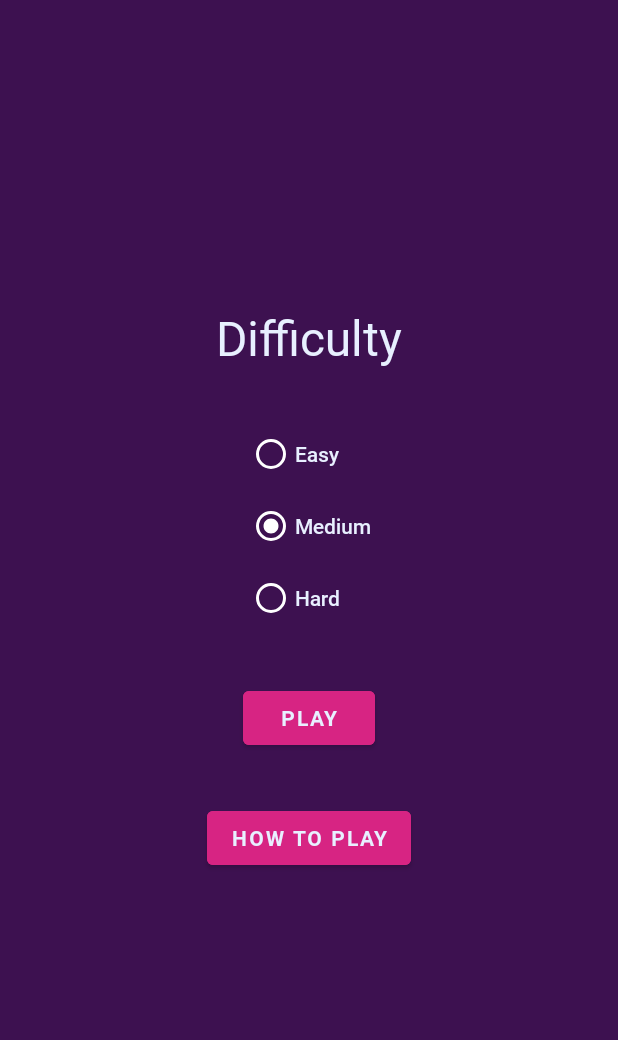
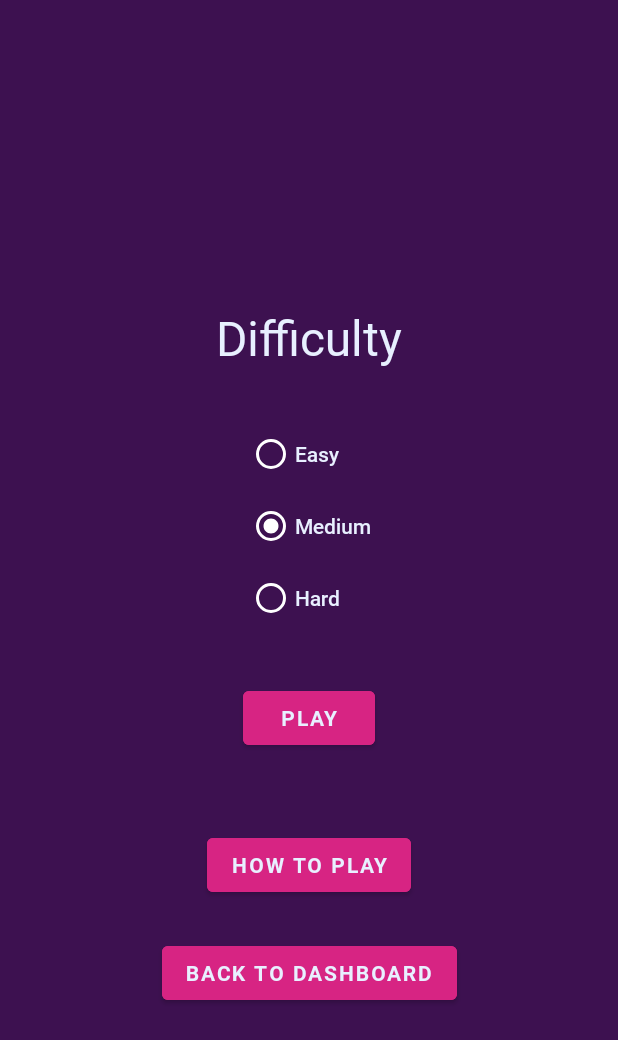
Before and after one commit to xaridar/bullseye_android, an Android app: the MemoryActivity screen opened directly, with no data from a screen before it, on a phone screen of 412 x 824 dp. Shown: the top 1040 px of the screen. Run offline under Robolectric (Android 15) with nearby library versions, the phone set to English and light mode, and no system bars; our stand-ins replace Room's generated code, RxJava; 1 statement that could not run was skipped.

Commit message:
Add dashboard button to matching game

```diff
--- a/app/src/main/java/com/example/bullseye_android/games/memory/MemoryActivity.java
+++ b/app/src/main/java/com/example/bullseye_android/games/memory/MemoryActivity.java
@@ -536,6 +536,11 @@ public class MemoryActivity extends AppCompatActivity implements Game {
         return "matching";
     }
 
+
+    public void back(View view) {
+        finish();
+    }
+
     public void resetTimer() {
         timer = new Timer();
         timer.scheduleAtFixedRate(new TimerTask() {
--- a/app/src/main/res/layout/activity_memory.xml
+++ b/app/src/main/res/layout/activity_memory.xml
@@ -178,13 +178,13 @@
         app:layout_constraintEnd_toEndOf="parent"
         app:layout_constraintStart_toStartOf="parent"
         app:layout_constraintTop_toTopOf="parent"
-        tools:visibility="invisible">
+        tools:visibility="visible">
 
         <com.google.android.material.button.MaterialButton
             android:id="@+id/howToPlay"
             android:layout_width="wrap_content"
             android:layout_height="wrap_content"
-            android:layout_marginTop="32dp"
+            android:layout_marginTop="50dp"
             android:backgroundTint="@color/memCardColor2"
             android:fontFamily="@font/roboto_bold"
             android:onClick="howToPlay"
@@ -194,6 +194,22 @@
             app:layout_constraintEnd_toEndOf="parent"
             app:layout_constraintStart_toStartOf="parent"
             app:layout_constraintTop_toBottomOf="@+id/playBtn"
+            app:rippleColor="@color/color4" />
+
+        <com.google.android.material.button.MaterialButton
+            android:id="@+id/dashBtn"
+            android:layout_width="wrap_content"
+            android:layout_height="wrap_content"
+            android:layout_marginTop="24dp"
+            android:backgroundTint="@color/memCardColor2"
+            android:fontFamily="@font/roboto_bold"
+            android:onClick="back"
+            android:text="@string/back_to_dashboard"
+            android:textColor="@color/memText"
+            android:textColorHighlight="@color/color5"
+            app:layout_constraintEnd_toEndOf="parent"
+            app:layout_constraintStart_toStartOf="parent"
+            app:layout_constraintTop_toBottomOf="@+id/howToPlay"
             app:rippleColor="@color/color4" />
 
         <View
```
